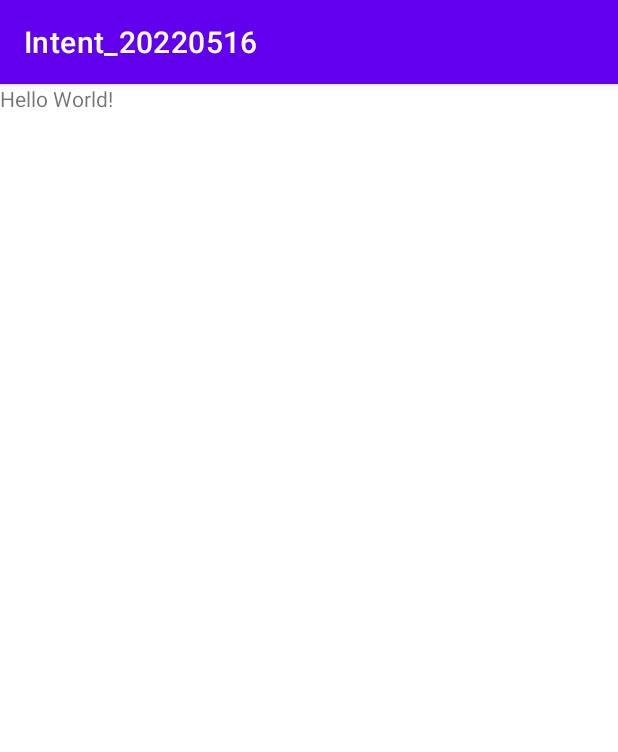
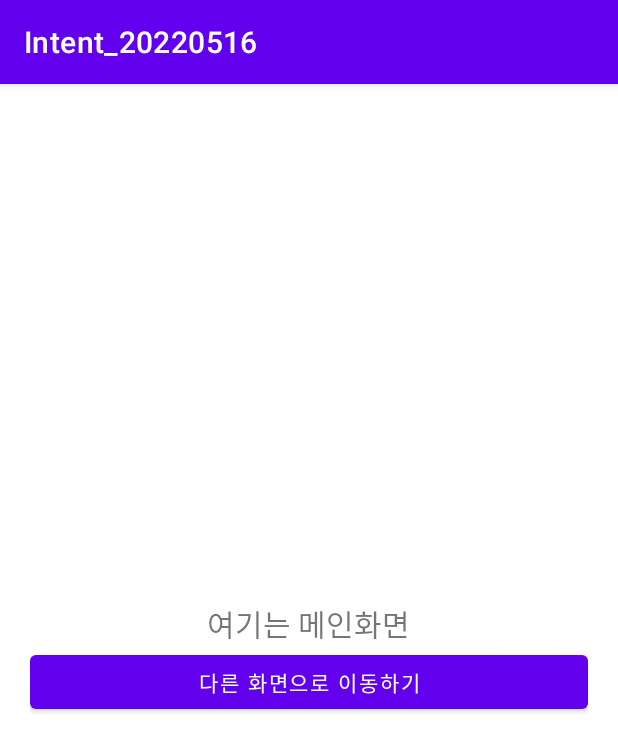
Before and after one commit to sooyeonchae/Intent_20220516, an Android app: the screen it shows after launch (MainActivity), on a phone screen of 412 x 824 dp. Shown: the top 752 px of the screen. Run offline under Robolectric (Android 15) with nearby library versions, the phone set to English and light mode, and no system bars.

Commit message:
메인화면에 xml을 작성함.

```diff
--- a/app/src/main/res/layout/activity_main.xml
+++ b/app/src/main/res/layout/activity_main.xml
@@ -4,15 +4,22 @@
     xmlns:tools="http://schemas.android.com/tools"
     android:layout_width="match_parent"
     android:layout_height="match_parent"
+    android:orientation="vertical"
+    android:padding="20dp"
+    android:gravity="center"
     tools:context=".MainActivity">
 
     <TextView
         android:layout_width="wrap_content"
         android:layout_height="wrap_content"
-        android:text="Hello World!"
-        app:layout_constraintBottom_toBottomOf="parent"
-        app:layout_constraintEnd_toEndOf="parent"
-        app:layout_constraintStart_toStartOf="parent"
-        app:layout_constraintTop_toTopOf="parent" />
+        android:text="여기는 메인화면"
+        android:textSize="20sp"/>
+
+    <Button
+        android:id="@+id/btnMoveToOther"
+        android:layout_width="match_parent"
+        android:layout_height="wrap_content"
+        android:text="다른 화면으로 이동하기"/>
+
 
 </LinearLayout>
```
